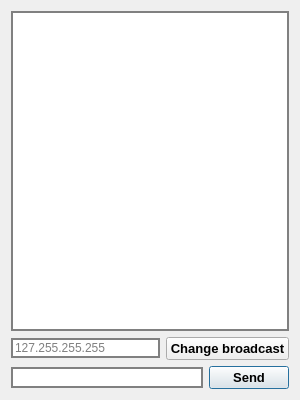
Above: mess/gui.ui from wranidlo/broadcast_sender_receiver before the change. Below: the same form after it.
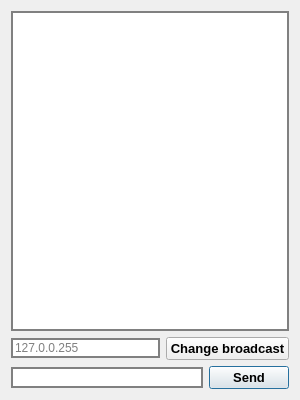
That is the form after the change.

```diff
--- a/mess/gui.ui
+++ b/mess/gui.ui
@@ -35,7 +35,7 @@
 }</string>
          </property>
          <property name="placeholderText">
-          <string>127.255.255.255</string>
+          <string>127.0.0.255</string>
          </property>
         </widget>
        </item>
```
